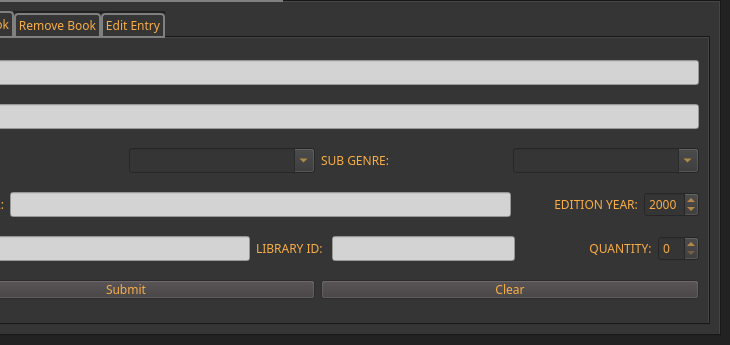
This is mainwindow.ui in DistroRickDev/lms_oop_qt as Qt 5 draws it before an edit; both pictures show x 94 to 824 and y 101 to 446 of the 824 by 446 pixel window. The edited form follows.
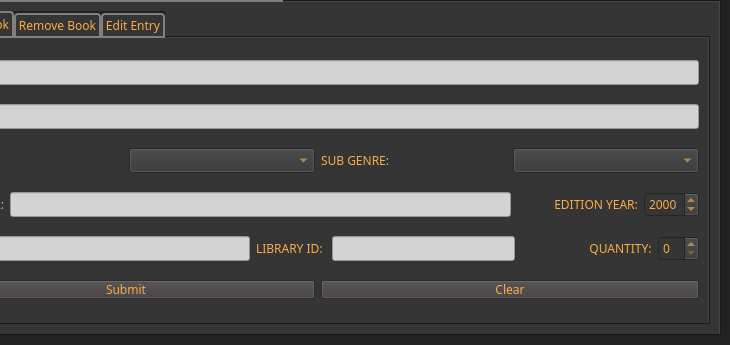
This is the edited form.

Diff of the .ui file:
```diff
--- a/mainwindow.ui
+++ b/mainwindow.ui
@@ -202,7 +202,7 @@
                   <item>
                    <widget class="QComboBox" name="genre_cb">
                     <property name="editable">
-                     <bool>true</bool>
+                     <bool>false</bool>
                     </property>
                    </widget>
                   </item>
@@ -220,7 +220,10 @@
                   <item>
                    <widget class="QComboBox" name="subgenre_cb">
                     <property name="editable">
-                     <bool>true</bool>
+                     <bool>false</bool>
+                    </property>
+                    <property name="currentText">
+                     <string notr="true"/>
                     </property>
                    </widget>
                   </item>
```
